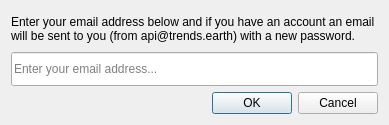
Old version of the form LDMP/gui/DlgSettingsEditForgotPassword.ui in the repository ConservationInternational/trends.earth.
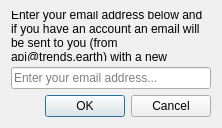
New version of the form.

```diff
--- a/LDMP/gui/DlgSettingsEditForgotPassword.ui
+++ b/LDMP/gui/DlgSettingsEditForgotPassword.ui
@@ -6,12 +6,12 @@
    <rect>
     <x>0</x>
     <y>0</y>
-    <width>389</width>
-    <height>125</height>
+    <width>218</width>
+    <height>128</height>
    </rect>
   </property>
   <property name="sizePolicy">
-   <sizepolicy hsizetype="Fixed" vsizetype="Minimum">
+   <sizepolicy hsizetype="Fixed" vsizetype="Fixed">
     <horstretch>0</horstretch>
     <verstretch>0</verstretch>
    </sizepolicy>
@@ -40,7 +40,7 @@
      </property>
      <property name="minimumSize">
       <size>
-       <width>0</width>
+       <width>200</width>
        <height>0</height>
       </size>
      </property>
```
